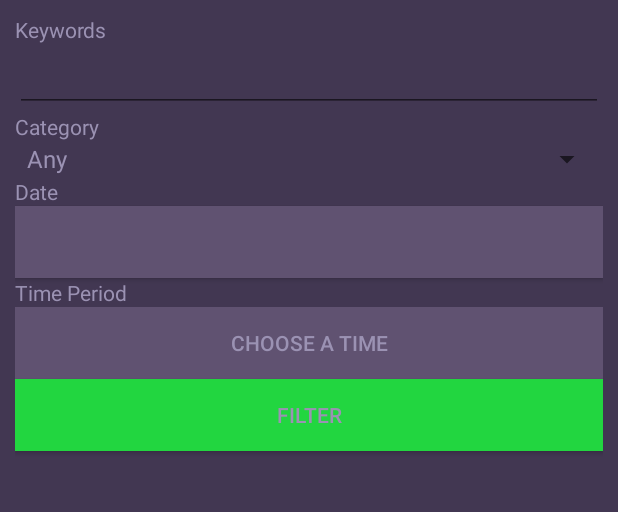
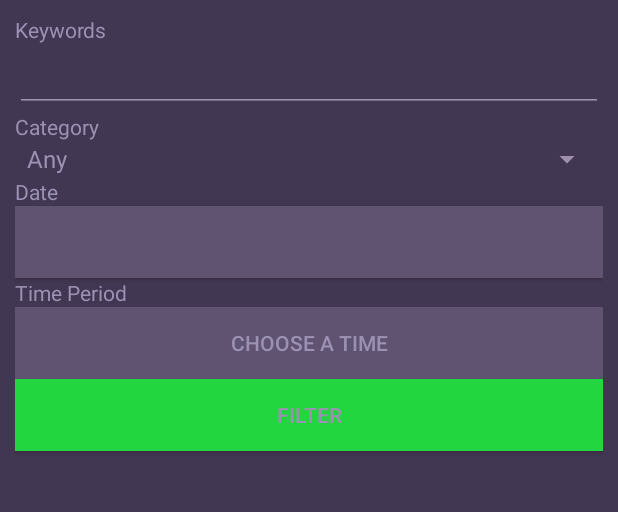
Before and after one commit to bryanyhy/START, an Android app: the fragment FilterResultFragment placed in its activity, on a phone screen of 412 x 824 dp, the part 315-827 px from its top. Run offline under Robolectric (Android 15) with nearby library versions, the phone set to English and light mode, and no system bars; libraries missing offline, so code that uses them is left out: com.gigamole.navigationtabbar; plain views replace BottomBar, NavigationTabBar; 14 statements that could not run were skipped.

Commit message:
Fixing map fragment bug; Change part of the select location function in "create performance"

```diff
--- a/app/src/main/java/ambiesoft/start/presenter/activity/MainActivityPresenter.java
+++ b/app/src/main/java/ambiesoft/start/presenter/activity/MainActivityPresenter.java
@@ -8,8 +8,10 @@ import android.util.Log;
 import com.gigamole.navigationtabbar.ntb.NavigationTabBar;
 
 import ambiesoft.start.R;
+import ambiesoft.start.presenter.fragment.GoogleMapFragmentPresenter;
 import ambiesoft.start.view.activity.MainActivity;
 import ambiesoft.start.view.fragment.CreatePerformanceFragment;
+import ambiesoft.start.view.fragment.GoogleMapFragment;
 import ambiesoft.start.view.fragment.HomeFragment;
 
 /**
@@ -46,7 +48,13 @@ public class MainActivityPresenter {
         } else if (model.getTitle().matches(tabBarItemName[1])) {
 
         } else if (model.getTitle().matches(tabBarItemName[2])) {
-            view.getFragmentManager().beginTransaction().replace(R.id.content_frame, new CreatePerformanceFragment()).commit();
+            if (GoogleMapFragmentPresenter.getCurrentGoogleMapFragment() != null) {
+                view.getFragmentManager().beginTransaction().remove(GoogleMapFragmentPresenter.getCurrentGoogleMapFragment())
+                        .replace(R.id.content_frame, new CreatePerformanceFragment()).commit();
+            } else {
+                view.getFragmentManager().beginTransaction()
+                        .replace(R.id.content_frame, new CreatePerformanceFragment()).commit();
+            }
         } else if (model.getTitle().matches(tabBarItemName[3])) {
 
         } else if (model.getTitle().matches(tabBarItemName[4])) {
--- a/app/src/main/java/ambiesoft/start/presenter/fragment/FilterResultFragmentPresenter.java
+++ b/app/src/main/java/ambiesoft/start/presenter/fragment/FilterResultFragmentPresenter.java
@@ -163,4 +163,8 @@ public class FilterResultFragmentPresenter {
         }
     }
 
+    public void backToPreviousFragment() {
+
+    }
+
 }
--- a/app/src/main/java/ambiesoft/start/view/activity/MainActivity.java
+++ b/app/src/main/java/ambiesoft/start/view/activity/MainActivity.java
@@ -1,11 +1,13 @@
 package ambiesoft.start.view.activity;
 
+import android.app.Activity;
 import android.graphics.Color;
 import android.os.Bundle;
 import android.support.design.widget.AppBarLayout;
 import android.support.design.widget.CollapsingToolbarLayout;
 import android.support.design.widget.FloatingActionButton;
 import android.support.v4.view.ViewPager;
+import android.support.v4.widget.NestedScrollView;
 import android.support.v7.app.AppCompatActivity;
 import android.support.v7.widget.Toolbar;
 import android.widget.FrameLayout;
@@ -16,6 +18,7 @@ import java.util.ArrayList;
 
 import ambiesoft.start.R;
 import ambiesoft.start.presenter.activity.MainActivityPresenter;
+import ambiesoft.start.view.fragment.FilterResultFragment;
 
 /**
  * Main activity for the tab bar and navigation bar, and also the content frame for showing all fragments
@@ -28,6 +31,8 @@ public class MainActivity extends AppCompatActivity {
     public AppBarLayout abl;
     private android.app.FragmentManager fm = getFragmentManager();
     private NavigationTabBar navigationTabBar;
+    private NestedScrollView nsv;
+    private FrameLayout fl;
 
     @Override
     protected void onCreate(Bundle savedInstanceState) {
@@ -97,6 +102,8 @@ public class MainActivity extends AppCompatActivity {
 
 
         abl = (AppBarLayout) findViewById(R.id.appbar);
+        nsv = (NestedScrollView) findViewById(R.id.content_frame);
+        fl = (FrameLayout) findViewById(R.id.content_frame_map);
         // collapsing toolbar setting
         CollapsingToolbarLayout collapsingToolbar = (CollapsingToolbarLayout) findViewById(R.id.collapsing_toolbar);
         collapsingToolbar.setExpandedTitleColor(Color.parseColor("#009F90AF"));
@@ -122,6 +129,8 @@ public class MainActivity extends AppCompatActivity {
     public AppBarLayout getAppBarLayout() {
         return abl;
     }
+    public NestedScrollView getNestedScrollView() {return nsv;}
+    public FrameLayout getFrameLayout() {return fl;}
 
     public void navigationTabBarSetting() {
         final String[] tabBarItemName = getResources().getStringArray(R.array.tab_bar_array);
@@ -203,6 +212,17 @@ public class MainActivity extends AppCompatActivity {
         });
     }
 
+    @Override
+    public void onBackPressed() {
+//        FilterResultFragment fragment = (FilterResultFragment) getFragmentManager().findFragmentByTag("filterFromMap");
+//        if (fragment != null) {
+//            return;
+//        }
+        if (getFragmentManager().getBackStackEntryCount() > 0) {
+            getFragmentManager().popBackStack();
+        }
+    }
+
 //    @Override
 //    public void onBackPressed() {
 //        DrawerLayout drawer = (DrawerLayout) findViewById(R.id.drawer_layout);
--- a/app/src/main/java/ambiesoft/start/view/fragment/FilterResultFragment.java
+++ b/app/src/main/java/ambiesoft/start/view/fragment/FilterResultFragment.java
@@ -1,9 +1,11 @@
 package ambiesoft.start.view.fragment;
 
 
+import android.app.Activity;
 import android.os.Bundle;
 import android.app.Fragment;
 import android.support.design.widget.FloatingActionButton;
+import android.support.v7.app.ActionBarActivity;
 import android.view.LayoutInflater;
 import android.view.Menu;
 import android.view.MenuInflater;
--- a/app/src/main/java/ambiesoft/start/view/fragment/GoogleMapFragment.java
+++ b/app/src/main/java/ambiesoft/start/view/fragment/GoogleMapFragment.java
@@ -5,6 +5,7 @@ import android.os.Bundle;
 import android.app.Fragment;
 import android.support.design.widget.AppBarLayout;
 import android.support.design.widget.FloatingActionButton;
+import android.support.v4.widget.NestedScrollView;
 import android.view.LayoutInflater;
 import android.view.Menu;
 import android.view.MenuInflater;
--- a/app/src/main/res/layout/fragment_filter_result.xml
+++ b/app/src/main/res/layout/fragment_filter_result.xml
@@ -25,7 +25,9 @@
             android:layout_width="match_parent"
             android:layout_height="wrap_content"
             android:singleLine="true"
-            android:id="@+id/keywordInput" />
+            android:id="@+id/keywordInput"
+            android:backgroundTint="@color/colorTint"
+            android:textColor="@color/textColor" />
 
         <TextView
             android:layout_width="wrap_content"
@@ -36,7 +38,8 @@
         <Spinner
             android:layout_width="match_parent"
             android:layout_height="wrap_content"
-            android:id="@+id/categorySpinner" />
+            android:id="@+id/categorySpinner"
+            android:backgroundTint="@color/colorTint" />
 
         <TextView
             android:layout_width="wrap_content"
--- a/app/src/main/res/layout/fragment_map.xml
+++ b/app/src/main/res/layout/fragment_map.xml
@@ -11,8 +11,6 @@
         android:layout_height="match_parent"
         class="com.google.android.gms.maps.MapFragment"
         android:layout_alignParentLeft="true"
-        android:layout_marginLeft="0dp"
-        android:layout_alignParentTop="true"
-        android:layout_marginTop="0dp"></fragment>
+        android:layout_marginLeft="0dp"></fragment>
 
 </RelativeLayout>
```
Also changed, not shown: app/src/main/java/ambiesoft/start/presenter/fragment/CreatePerformanceFragmentPresenter.java (+16 -12 lines), app/src/main/java/ambiesoft/start/presenter/fragment/GoogleMapFragmentPresenter.java (+7 -2 lines), app/src/main/java/ambiesoft/start/presenter/fragment/HeatMapFragmentPresenter.java (added, +69 -0 lines), app/src/main/java/ambiesoft/start/view/fragment/HeatMapFragment.java (added, +78 -0 lines), app/src/main/res/layout/fragment_create_performance.xml (+8 -3 lines), app/src/main/res/layout/fragment_heatmap.xml (added, +36 -0 lines).
